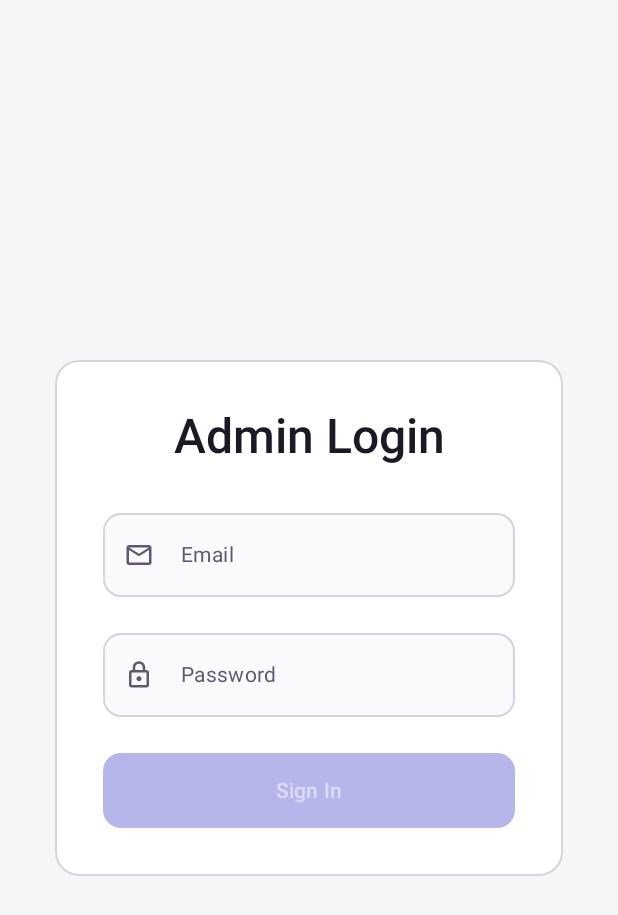
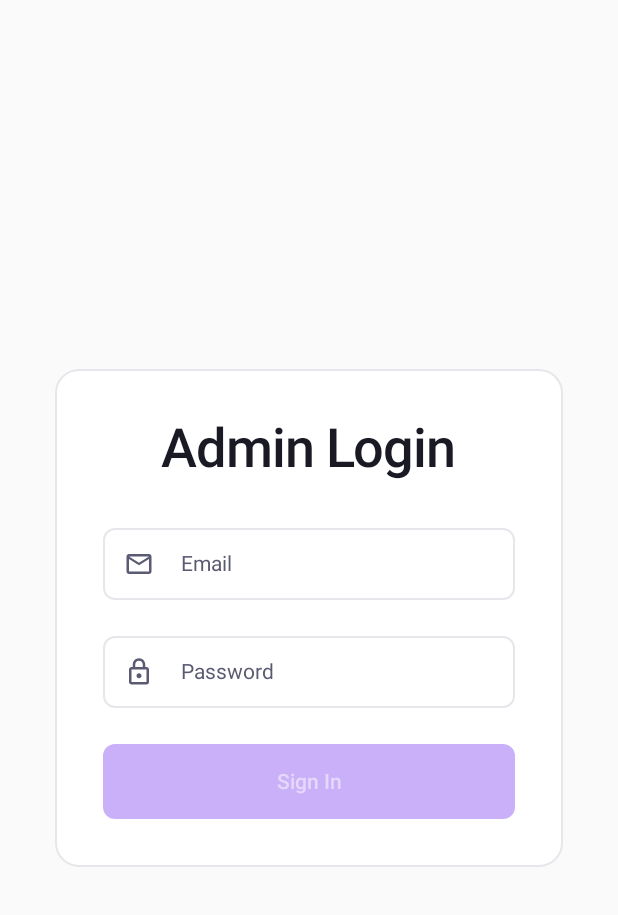
Before and after one commit to masterace572-prog/VaultX, an Android app built with Jetpack Compose: the screen it shows after launch (MainActivity), on a phone screen of 412 x 824 dp. Shown: the top 915 px of the screen. Run offline under Robolectric (Android 15) with nearby library versions, the light colour scheme and no system bars; our stand-ins replace Dagger/Hilt's generated code, Firebase (no records; nobody signed in at launch, a user with empty details on screens opened directly).

Commit message:
v2.3.0 Release: Premium UI Overhaul, Game Account Emails, Dynamic Support Email

```diff
--- a/vaultx-admin/build.gradle.kts
+++ b/vaultx-admin/build.gradle.kts
@@ -15,8 +15,8 @@ android {
         applicationId = "com.vaultx.admin"
         minSdk = 26
         targetSdk = 34
-        versionCode = 8
-        versionName = "2.2.2"
+        versionCode = 10
+        versionName = "2.3.0"
 
         testInstrumentationRunner = "androidx.test.runner.AndroidJUnitRunner"
         vectorDrawables {
--- a/vaultx-admin/src/main/java/com/vaultx/admin/presentation/theme/Color.kt
+++ b/vaultx-admin/src/main/java/com/vaultx/admin/presentation/theme/Color.kt
@@ -8,14 +8,14 @@ import androidx.compose.ui.graphics.Color
 // ─────────────────────────────────────────────────────────────────────────────
 
 // ── Dark Mode Palette ─────────────────────────────────────────────────────────
-val DarkBackground        = Color(0xFF0E0E10)  // Near-black charcoal
-val DarkSurface           = Color(0xFF1A1A1E)  // Elevated card surface
+val DarkBackground        = Color(0xFF0A0A0A)  // Near-black charcoal
+val DarkSurface           = Color(0xFF171717)  // Elevated card surface
 val DarkSurfaceVariant    = Color(0xFF252529)  // Slightly lighter surface
 val DarkSurfaceContainer  = Color(0xFF1E1E22)  // Container color
-val DarkOutline           = Color(0xFF3A3A3F)  // Subtle dividers / borders
+val DarkOutline           = Color(0xFF27272A)  // Subtle dividers / borders
 val DarkOutlineFocused    = Color(0xFF7A7AFF)  // Active input border
 
-val DarkPrimary           = Color(0xFF7A7AFF)  // Soft indigo — brand accent
+val DarkPrimary           = Color(0xFF8B5CF6)  // Soft indigo — brand accent
 val DarkPrimaryVariant    = Color(0xFF5C5CCC)  // Pressed / hover state
 val DarkOnPrimary         = Color(0xFFFFFFFF)
 
@@ -34,14 +34,14 @@ val DarkBadgeFree         = Color(0xFF5A5A6A)  // Muted grey
 val DarkBadgePremium      = Color(0xFFD4AF37)  // Warm gold
 
 // ── Light Mode Palette ────────────────────────────────────────────────────────
-val LightBackground       = Color(0xFFF6F6F8)  // Warm off-white
+val LightBackground       = Color(0xFFFAFAFA)  // Warm off-white
 val LightSurface          = Color(0xFFFFFFFF)  // Pure white cards
 val LightSurfaceVariant   = Color(0xFFEFEFF3)  // Very light grey
 val LightSurfaceContainer = Color(0xFFF0F0F5)
-val LightOutline          = Color(0xFFD4D4DC)
+val LightOutline          = Color(0xFFE5E7EB)
 val LightOutlineFocused   = Color(0xFF5C5CCC)
 
-val LightPrimary          = Color(0xFF4A4ACC)  // Deeper indigo for light mode
+val LightPrimary          = Color(0xFF7C3AED)  // Deeper indigo for light mode
 val LightPrimaryVariant   = Color(0xFF3737A8)
 val LightOnPrimary        = Color(0xFFFFFFFF)
 
--- a/vaultx-admin/src/main/java/com/vaultx/admin/presentation/theme/Shape.kt
+++ b/vaultx-admin/src/main/java/com/vaultx/admin/presentation/theme/Shape.kt
@@ -18,8 +18,8 @@ val VaultXShapes = Shapes(
 
 // Convenience aliases used in components
 val ShapeCard     = RoundedCornerShape(16.dp)
-val ShapeInput    = RoundedCornerShape(12.dp)
-val ShapeButton   = RoundedCornerShape(12.dp)
+val ShapeInput    = RoundedCornerShape(8.dp)
+val ShapeButton   = RoundedCornerShape(8.dp)
 val ShapeChip     = RoundedCornerShape(8.dp)
 val ShapeBottomSheet = RoundedCornerShape(topStart = 24.dp, topEnd = 24.dp)
 val ShapeBadge    = RoundedCornerShape(6.dp)
--- a/vaultx-admin/src/main/java/com/vaultx/admin/presentation/theme/Type.kt
+++ b/vaultx-admin/src/main/java/com/vaultx/admin/presentation/theme/Type.kt
@@ -5,6 +5,7 @@ import androidx.compose.ui.text.font.Font
 import androidx.compose.ui.text.font.FontFamily
 import androidx.compose.ui.text.font.FontWeight
 import androidx.compose.ui.unit.sp
+import androidx.compose.ui.unit.em
 import androidx.compose.material3.Typography
 import com.vaultx.admin.R
 
@@ -21,69 +22,69 @@ val VaultXTypography = Typography(
     displayLarge = TextStyle(
         fontFamily = InterFontFamily,
         fontWeight = FontWeight.Bold,
-        fontSize = 57.sp,
-        lineHeight = 64.sp,
-        letterSpacing = (-0.25).sp
+        fontSize = 48.sp,
+        lineHeight = 56.sp,
+        letterSpacing = (-0.02).em
     ),
     displayMedium = TextStyle(
         fontFamily = InterFontFamily,
         fontWeight = FontWeight.SemiBold,
-        fontSize = 45.sp,
+        fontSize = 44.sp,
         lineHeight = 52.sp,
-        letterSpacing = 0.sp
+        letterSpacing = (-0.02).em
     ),
     displaySmall = TextStyle(
         fontFamily = InterFontFamily,
         fontWeight = FontWeight.SemiBold,
-        fontSize = 36.sp,
-        lineHeight = 44.sp,
-        letterSpacing = 0.sp
+        fontSize = 40.sp,
+        lineHeight = 48.sp,
+        letterSpacing = (-0.02).em
     ),
 
     // ── Headline ─────────────────────────────────────────────────────────────
     headlineLarge = TextStyle(
         fontFamily = InterFontFamily,
         fontWeight = FontWeight.SemiBold,
-        fontSize = 32.sp,
-        lineHeight = 40.sp,
-        letterSpacing = 0.sp
+        fontSize = 36.sp,
+        lineHeight = 44.sp,
+        letterSpacing = (-0.02).em
     ),
     headlineMedium = TextStyle(
         fontFamily = InterFontFamily,
         fontWeight = FontWeight.SemiBold,
-        fontSize = 28.sp,
-        lineHeight = 36.sp,
-        letterSpacing = 0.sp
+        fontSize = 32.sp,
+        lineHeight = 40.sp,
+        letterSpacing = (-0.02).em
     ),
     headlineSmall = TextStyle(
         fontFamily = InterFontFamily,
         fontWeight = FontWeight.Medium,
-        fontSize = 24.sp,
-        lineHeight = 32.sp,
-        letterSpacing = 0.sp
+        fontSize = 28.sp,
+        lineHeight = 36.sp,
+        letterSpacing = (-0.02).em
     ),
 
     // ── Title ─────────────────────────────────────────────────────────────────
     titleLarge = TextStyle(
         fontFamily = InterFontFamily,
         fontWeight = FontWeight.SemiBold,
-        fontSize = 20.sp,
-        lineHeight = 28.sp,
-        letterSpacing = 0.sp
+        fontSize = 24.sp,
+        lineHeight = 32.sp,
+        letterSpacing = (-0.02).em
     ),
     titleMedium = TextStyle(
         fontFamily = InterFontFamily,
         fontWeight = FontWeight.Medium,
-        fontSize = 16.sp,
-        lineHeight = 24.sp,
-        letterSpacing = 0.15.sp
+        fontSize = 20.sp,
+        lineHeight = 28.sp,
+        letterSpacing = (-0.02).em
     ),
     titleSmall = TextStyle(
         fontFamily = InterFontFamily,
         fontWeight = FontWeight.Medium,
-        fontSize = 14.sp,
-        lineHeight = 20.sp,
-        letterSpacing = 0.1.sp
+        fontSize = 18.sp,
+        lineHeight = 24.sp,
+        letterSpacing = (-0.02).em
     ),
 
     // ── Body ──────────────────────────────────────────────────────────────────
@@ -92,21 +93,21 @@ val VaultXTypography = Typography(
         fontWeight = FontWeight.Normal,
         fontSize = 16.sp,
         lineHeight = 24.sp,
-        letterSpacing = 0.5.sp
+        letterSpacing = 0.sp
     ),
     bodyMedium = TextStyle(
         fontFamily = InterFontFamily,
         fontWeight = FontWeight.Normal,
         fontSize = 14.sp,
         lineHeight = 20.sp,
-        letterSpacing = 0.25.sp
+        letterSpacing = 0.sp
     ),
     bodySmall = TextStyle(
         fontFamily = InterFontFamily,
         fontWeight = FontWeight.Normal,
         fontSize = 12.sp,
         lineHeight = 16.sp,
-        letterSpacing = 0.4.sp
+        letterSpacing = 0.sp
     ),
 
     // ── Label ─────────────────────────────────────────────────────────────────
@@ -115,20 +116,20 @@ val VaultXTypography = Typography(
         fontWeight = FontWeight.SemiBold,
         fontSize = 14.sp,
         lineHeight = 20.sp,
-        letterSpacing = 0.1.sp
+        letterSpacing = 0.sp
     ),
     labelMedium = TextStyle(
         fontFamily = InterFontFamily,
         fontWeight = FontWeight.Medium,
         fontSize = 12.sp,
         lineHeight = 16.sp,
-        letterSpacing = 0.5.sp
+        letterSpacing = 0.sp
     ),
     labelSmall = TextStyle(
         fontFamily = InterFontFamily,
         fontWeight = FontWeight.Medium,
         fontSize = 11.sp,
         lineHeight = 16.sp,
-        letterSpacing = 0.5.sp
+        letterSpacing = 0.sp
     ),
 )
--- a/vaultx-admin/src/main/java/com/vaultx/admin/presentation/ui/components/VaultButton.kt
+++ b/vaultx-admin/src/main/java/com/vaultx/admin/presentation/ui/components/VaultButton.kt
@@ -33,7 +33,7 @@ fun VaultButton(
 ) {
     val buttonModifier = modifier.then(
         if (fullWidth) Modifier.fillMaxWidth() else Modifier
-    ).height(52.dp)
+    ).height(44.dp)
 
     when (variant) {
         VaultButtonVariant.Primary -> {
@@ -49,7 +49,7 @@ fun VaultButton(
                     disabledContentColor   = MaterialTheme.colorScheme.onPrimary.copy(alpha = 0.5f),
                 ),
                 elevation = ButtonDefaults.buttonElevation(
-                    defaultElevation = 0.dp,
+                    defaultElevation = 2.dp,
                     pressedElevation = 0.dp,
                 )
             ) {
--- a/vaultx-admin/src/main/java/com/vaultx/admin/presentation/ui/components/VaultTextField.kt
+++ b/vaultx-admin/src/main/java/com/vaultx/admin/presentation/ui/components/VaultTextField.kt
@@ -109,10 +109,10 @@ fun VaultTextField(
             shape = ShapeInput,
             colors = OutlinedTextFieldDefaults.colors(
                 // Container
-                focusedContainerColor   = MaterialTheme.colorScheme.surfaceVariant.copy(alpha = 0.5f),
-                unfocusedContainerColor = MaterialTheme.colorScheme.surfaceVariant.copy(alpha = 0.3f),
-                disabledContainerColor  = MaterialTheme.colorScheme.surfaceVariant.copy(alpha = 0.1f),
-                errorContainerColor     = MaterialTheme.colorScheme.error.copy(alpha = 0.05f),
+                focusedContainerColor   = Color.Transparent,
+                unfocusedContainerColor = Color.Transparent,
+                disabledContainerColor  = Color.Transparent,
+                errorContainerColor     = Color.Transparent,
                 // Border — driven by animateColorAsState above
                 focusedBorderColor    = borderColor,
                 unfocusedBorderColor  = borderColor,
@@ -126,6 +126,7 @@ fun VaultTextField(
             textStyle = MaterialTheme.typography.bodyLarge,
             modifier = Modifier
                 .fillMaxWidth()
+                .height(56.dp)
                 .onFocusChanged { isFocused = it.isFocused }
         )
 
--- a/vaultx-user/build.gradle.kts
+++ b/vaultx-user/build.gradle.kts
@@ -16,8 +16,8 @@ android {
         applicationId = "com.vaultx.user"
         minSdk = 26
         targetSdk = 35
-        versionCode = 9
-        versionName = "2.2.2"
+        versionCode = 10
+        versionName = "2.3.0"
         testInstrumentationRunner = "androidx.test.runner.AndroidJUnitRunner"
         buildConfigField("int", "APP_VERSION_CODE", versionCode.toString())
         buildConfigField("String", "APP_VERSION_NAME", "\"$versionName\"")
--- a/vaultx-user/src/main/java/com/vaultx/user/data/model/Models.kt
+++ b/vaultx-user/src/main/java/com/vaultx/user/data/model/Models.kt
@@ -38,6 +38,7 @@ data class AccountEntry(
 data class GameAccountDetails(
     val gameName: String = "",
     val inGameId: String? = null,
+    val email: String? = null,
     val description: String? = null
 )
 
--- a/vaultx-user/src/main/java/com/vaultx/user/presentation/theme/Shape.kt
+++ b/vaultx-user/src/main/java/com/vaultx/user/presentation/theme/Shape.kt
@@ -17,9 +17,9 @@ val VaultXShapes = Shapes(
 )
 
 // Convenience aliases used in components
-val ShapeCard     = RoundedCornerShape(20.dp) // Apple-style large card radius
-val ShapeInput    = RoundedCornerShape(16.dp)
-val ShapeButton   = RoundedCornerShape(16.dp)
+val ShapeCard     = RoundedCornerShape(16.dp) // Apple-style large card radius
+val ShapeInput    = RoundedCornerShape(8.dp)
+val ShapeButton   = RoundedCornerShape(8.dp)
 val ShapeChip     = RoundedCornerShape(12.dp)
 val ShapeBottomSheet = RoundedCornerShape(topStart = 28.dp, topEnd = 28.dp)
 val ShapeBadge    = RoundedCornerShape(8.dp)
--- a/vaultx-user/src/main/java/com/vaultx/user/presentation/ui/account/EditAccountScreen.kt
+++ b/vaultx-user/src/main/java/com/vaultx/user/presentation/ui/account/EditAccountScreen.kt
@@ -40,6 +40,7 @@ fun EditAccountScreen(
     val isGame        by viewModel.formIsGame.collectAsState()
     val gameName      by viewModel.formGameName.collectAsState()
     val gameId        by viewModel.formGameId.collectAsState()
+    val gameEmail     by viewModel.formGameEmail.collectAsState()
     val gameDescription by viewModel.formGameDescription.collectAsState()
     val uiState       by viewModel.uiState.collectAsState()
 
@@ -137,6 +138,8 @@ fun EditAccountScreen(
                         label = "Game Name *", placeholder = "e.g. Valorant", leadingIcon = Icons.Outlined.SportsEsports)
                     VaultTextField(value = gameId, onValueChange = viewModel::onGameIdChanged,
                         label = "In-Game ID (optional)", leadingIcon = Icons.Outlined.Tag)
+                    VaultTextField(value = gameEmail, onValueChange = viewModel::onGameEmailChanged,
+                        label = "Email (optional)", placeholder = "Email used for this game account", leadingIcon = Icons.Outlined.Email)
                     VaultTextField(value = gameDescription, onValueChange = viewModel::onGameDescriptionChanged,
                         label = "Description (optional)", placeholder = "e.g. Asia Server", leadingIcon = Icons.Outlined.Description)
                 }
--- a/vaultx-user/src/main/java/com/vaultx/user/presentation/ui/components/VaultButton.kt
+++ b/vaultx-user/src/main/java/com/vaultx/user/presentation/ui/components/VaultButton.kt
@@ -33,7 +33,7 @@ fun VaultButton(
 ) {
     val buttonModifier = modifier.then(
         if (fullWidth) Modifier.fillMaxWidth() else Modifier
-    ).height(52.dp)
+    ).height(44.dp)
 
     when (variant) {
         VaultButtonVariant.Primary -> {
@@ -49,7 +49,7 @@ fun VaultButton(
                     disabledContentColor   = MaterialTheme.colorScheme.onPrimary.copy(alpha = 0.5f),
                 ),
                 elevation = ButtonDefaults.buttonElevation(
-                    defaultElevation = 0.dp,
+                    defaultElevation = 2.dp,
                     pressedElevation = 0.dp,
                 )
             ) {
--- a/vaultx-user/src/main/java/com/vaultx/user/presentation/ui/components/VaultTextField.kt
+++ b/vaultx-user/src/main/java/com/vaultx/user/presentation/ui/components/VaultTextField.kt
@@ -110,7 +110,7 @@ fun VaultTextField(
             colors = OutlinedTextFieldDefaults.colors(
                 // Container
                 focusedContainerColor   = MaterialTheme.colorScheme.surfaceVariant.copy(alpha = 0.5f),
-                unfocusedContainerColor = MaterialTheme.colorScheme.surfaceVariant.copy(alpha = 0.3f),
+                unfocusedContainerColor = Color.Transparent,
                 disabledContainerColor  = MaterialTheme.colorScheme.surfaceVariant.copy(alpha = 0.1f),
                 errorContainerColor     = MaterialTheme.colorScheme.error.copy(alpha = 0.05f),
                 // Border — driven by animateColorAsState above
@@ -126,6 +126,7 @@ fun VaultTextField(
             textStyle = MaterialTheme.typography.bodyLarge,
             modifier = Modifier
                 .fillMaxWidth()
+                .height(56.dp)
                 .onFocusChanged { isFocused = it.isFocused }
         )
 
--- a/vaultx-user/src/main/java/com/vaultx/user/presentation/ui/settings/HelpSupportScreen.kt
+++ b/vaultx-user/src/main/java/com/vaultx/user/presentation/ui/settings/HelpSupportScreen.kt
@@ -33,6 +33,7 @@ fun HelpSupportScreen(
     viewModel: SettingsViewModel = hiltViewModel()
 ) {
     val context = LocalContext.current
+    val supportEmail by viewModel.supportEmail.collectAsState()
 
     Scaffold(
         containerColor = MaterialTheme.colorScheme.background,
@@ -110,7 +111,7 @@ fun HelpSupportScreen(
                 text = "Contact Us",
                 onClick = {
                     val intent = Intent(Intent.ACTION_SENDTO).apply {
-                        data = Uri.parse("mailto:support@vaultx.com")
+                        data = Uri.parse("mailto:$supportEmail")
                         putExtra(Intent.EXTRA_SUBJECT, "VaultX Support Request")
                     }
                     try {
--- a/vaultx-user/src/main/java/com/vaultx/user/presentation/viewmodel/AccountViewModel.kt
+++ b/vaultx-user/src/main/java/com/vaultx/user/presentation/viewmodel/AccountViewModel.kt
@@ -63,6 +63,7 @@ class AccountViewModel @Inject constructor(
     private val _formIsGame        = MutableStateFlow(false)
     private val _formGameName      = MutableStateFlow("")
     private val _formGameId        = MutableStateFlow("")
+    private val _formGameEmail     = MutableStateFlow("")
     private val _formGameDescription= MutableStateFlow("")
 
     val formPlatformType:  StateFlow<PlatformType> = _formPlatformType.asStateFlow()
@@ -74,6 +75,7 @@ class AccountViewModel @Inject constructor(
     val formIsGame:        StateFlow<Boolean>       = _formIsGame.asStateFlow()
     val formGameName:      StateFlow<String>        = _formGameName.asStateFlow()
     val formGameId:        StateFlow<String>        = _formGameId.asStateFlow()
+    val formGameEmail:     StateFlow<String>        = _formGameEmail.asStateFlow()
     val formGameDescription:StateFlow<String>       = _formGameDescription.asStateFlow()
 
     // ── Form handlers ─────────────────────────────────────────────────────────
@@ -110,6 +112,7 @@ class AccountViewModel @Inject constructor(
     }
     fun onGameNameChanged(v: String)       { _formGameName.value = v }
     fun onGameIdChanged(v: String)         { _formGameId.value = v }
+    fun onGameEmailChanged(v: String)      { _formGameEmail.value = v }
     fun onGameDescriptionChanged(v: String){ _formGameDescription.value = v }
 
     // ── CRUD operations ───────────────────────────────────────────────────────
@@ -198,6 +201,7 @@ class AccountViewModel @Inject constructor(
             entry.gameAccount?.let { g ->
                 _formGameName.value       = g.gameName
                 _formGameId.value         = g.inGameId ?: ""
+                _formGameEmail.value      = g.email ?: ""
                 _formGameDescription.value= g.description ?: ""
             }
         }
@@ -213,6 +217,7 @@ class AccountViewModel @Inject constructor(
         _formIsGame.value        = false
         _formGameName.value      = ""
         _formGameId.value        = ""
+        _formGameEmail.value     = ""
         _formGameDescription.value= ""
         _uiState.value           = AccountUiState.Idle
         _selectedAccount.value   = null
@@ -235,6 +240,7 @@ class AccountViewModel @Inject constructor(
         gameAccount   = if (_formIsGame.value) GameAccountDetails(
             gameName      = _formGameName.value,
             inGameId      = _formGameId.value.takeIf { it.isNotBlank() },
+            email         = _formGameEmail.value.takeIf { it.isNotBlank() },
             description   = _formGameDescription.value.takeIf { it.isNotBlank() }
         ) else null
     )
```
Also changed, not shown: vaultx-user/src/main/java/com/vaultx/user/presentation/theme/Color.kt (+7 -7 lines), vaultx-user/src/main/java/com/vaultx/user/presentation/theme/Type.kt (+39 -38 lines), vaultx-user/src/main/java/com/vaultx/user/presentation/ui/account/AddAccountScreen.kt (+8 -0 lines), vaultx-user/src/main/java/com/vaultx/user/presentation/viewmodel/SettingsViewModel.kt (+10 -0 lines), 1 other file.
